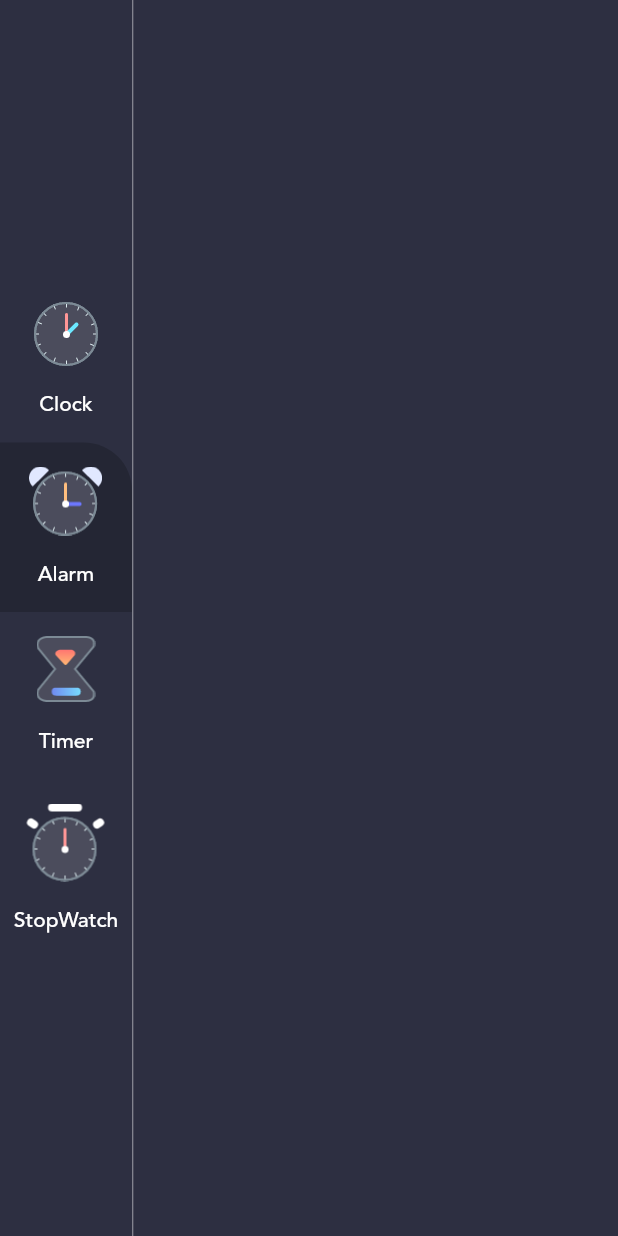
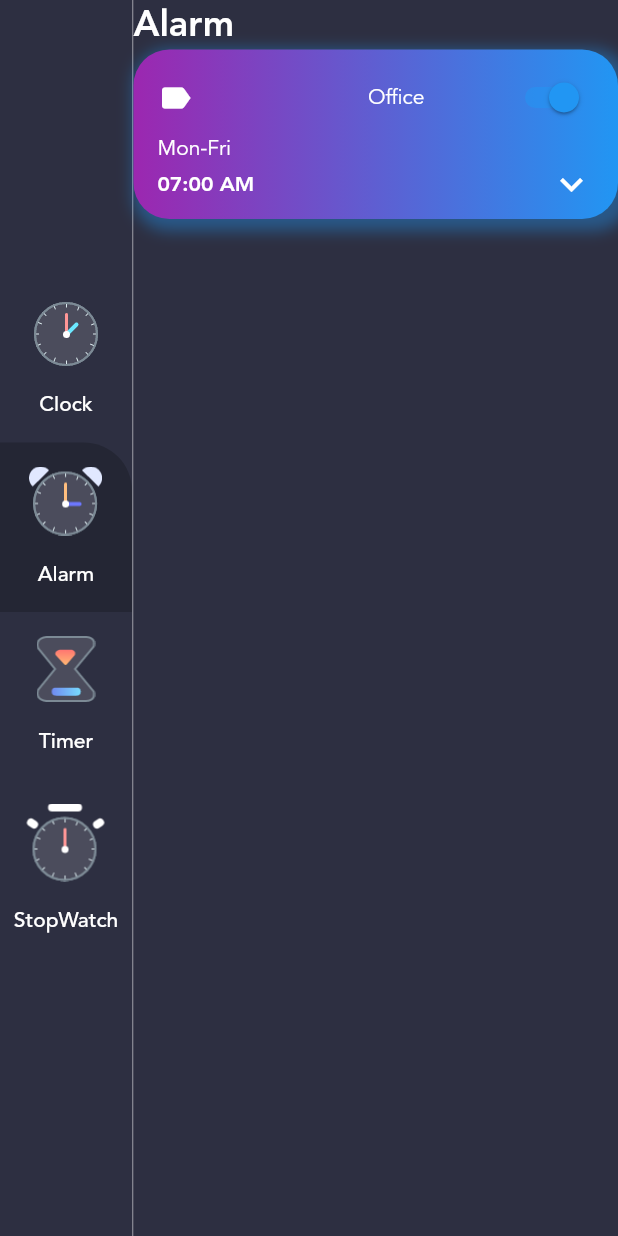
Before and after one commit to yusukefirstdevelop/ClockWithFlutter, a Flutter app: the screen it shows after launch, after a tap on "Alarm", on a phone screen of 412 x 824 dp. Run offline on Flutter 3.47's test engine with Material 2 defaults, Android fonts, the phone set to English and light mode, and no system bars.

Commit message:
Contruindo a tela de Alarme

```diff
--- a/lib/data.dart
+++ b/lib/data.dart
@@ -1,6 +1,7 @@
 import 'package:uitraining/enums.dart';
+import 'package:uitraining/models/alarm_info.dart';
 
-import 'menu_info.dart';
+import 'models/menu_info.dart';
 
 List<MenuInfo> menuItems = [
   MenuInfo(MenuType.clock,
@@ -12,3 +13,7 @@ List<MenuInfo> menuItems = [
   MenuInfo(MenuType.stopwatch,
       title: "StopWatch", imageSource: "assets/stopwatch_icon.png"),
 ];
+
+List<AlarmInfo> alarms = [
+  AlarmInfo(DateTime.now().add(Duration(hours: 1)), description: "Off")
+];
--- a/lib/main.dart
+++ b/lib/main.dart
@@ -1,7 +1,7 @@
 import 'package:flutter/material.dart';
 import 'package:provider/provider.dart';
 import 'package:uitraining/enums.dart';
-import 'package:uitraining/menu_info.dart';
+import 'package:uitraining/models/menu_info.dart';
 import 'package:uitraining/views/homepage.dart';
 
 void main() {
--- /dev/null
+++ b/lib/models/alarm_info.dart
@@ -0,0 +1,7 @@
+class AlarmInfo {
+  DateTime alarmDateTime;
+  String? description;
+  bool? isActive;
+
+  AlarmInfo(this.alarmDateTime, {this.description});
+}
--- /dev/null
+++ b/lib/views/alarm_page.dart
@@ -0,0 +1,109 @@
+import 'package:flutter/material.dart';
+import 'package:uitraining/data.dart';
+
+class AlarmPage extends StatefulWidget {
+  const AlarmPage({Key? key}) : super(key: key);
+
+  @override
+  State<AlarmPage> createState() => _AlarmPageState();
+}
+
+class _AlarmPageState extends State<AlarmPage> {
+  @override
+  Widget build(BuildContext context) {
+    return Column(
+      crossAxisAlignment: CrossAxisAlignment.start,
+      children: <Widget>[
+        const Text(
+          "Alarm",
+          style: TextStyle(
+              fontFamily: "avenir",
+              fontWeight: FontWeight.w700,
+              color: Colors.white,
+              fontSize: 24),
+        ),
+        Expanded(
+          child: ListView(
+            children: alarms.map((alarm) {
+              return Container(
+                padding:
+                    const EdgeInsets.symmetric(horizontal: 16, vertical: 8),
+                // ignore: prefer_const_constructors
+                //DECORANDO O BOX DO ALARM
+                decoration: BoxDecoration(
+                  gradient: const LinearGradient(
+                    colors: [Colors.purple, Colors.blue],
+                    begin: Alignment.centerLeft,
+                    end: Alignment.centerRight,
+                  ),
+                  // SOMBRA
+                  boxShadow: [
+                    BoxShadow(
+                      color: Colors.blue.withOpacity(0.4),
+                      // borrão
+                      blurRadius: 8,
+                      //Space da parte de tras do box (a sombra)
+                      spreadRadius: 4,
+                      offset: Offset(4, 4),
+                    )
+                  ],
+                  borderRadius: const BorderRadius.all(Radius.circular(24)),
+                ),
+                child: Column(
+                  crossAxisAlignment: CrossAxisAlignment.start,
+                  children: <Widget>[
+                    Row(
+                      mainAxisAlignment: MainAxisAlignment.spaceBetween,
+                      children: <Widget>[
+                        Icon(
+                          Icons.label,
+                          color: Colors.white,
+                          size: 24,
+                        ),
+                        SizedBox(
+                          width: 8,
+                        ),
+                        Text(
+                          "Office",
+                          style: TextStyle(
+                              color: Colors.white, fontFamily: "avenir"),
+                        ),
+                        Switch(
+                          value: true,
+                          onChanged: (bool value) {},
+                        ),
+                      ],
+                    ),
+                    Text(
+                      "Mon-Fri",
+                      style:
+                          TextStyle(color: Colors.white, fontFamily: "avenir"),
+                    ),
+                    Row(
+                      mainAxisAlignment: MainAxisAlignment.spaceBetween,
+                      children: <Widget>[
+                        Text(
+                          "07:00 AM",
+                          style: TextStyle(
+                            color: Colors.white,
+                            fontFamily: "avenir",
+                            fontWeight: FontWeight.w700,
+                          ),
+                        ),
+                        Icon(
+                          Icons.keyboard_arrow_down,
+                          size: 30,
+                          color: Colors.white,
+                        )
+                      ],
+                    ),
+                  ],
+                ),
+              );
+            }).toList(),
+          ),
+        ),
+      ],
+    );
+  }
+}
--- /dev/null
+++ b/lib/views/clock_page.dart
@@ -0,0 +1,17 @@
+import 'package:flutter/material.dart';
+import 'package:intl/intl.dart';
+import 'clock_view.dart';
+
+class ClockPage extends StatefulWidget {
+  const ClockPage({Key? key}) : super(key: key);
+
+  @override
+  State<ClockPage> createState() => _ClockPageState();
+}
+
+class _ClockPageState extends State<ClockPage> {
+  @override
+  Widget build(BuildContext context) {
+    return Container();
+  }
+}
--- a/lib/views/homepage.dart
+++ b/lib/views/homepage.dart
@@ -3,7 +3,9 @@
 import 'package:flutter/material.dart';
 import 'package:intl/intl.dart';
 import 'package:provider/provider.dart';
-import 'package:uitraining/menu_info.dart';
+import 'package:uitraining/models/menu_info.dart';
+import 'package:uitraining/views/alarm_page.dart';
+import 'package:uitraining/views/clock_page.dart';
 import 'package:uitraining/views/clock_view.dart';
 import 'clock_view.dart';
 import "package:uitraining/data.dart";
@@ -45,7 +47,11 @@ class _HomePageState extends State<HomePage> {
           Expanded(
             child: Consumer<MenuInfo>(
               builder: (context, value, child) {
-                if (value.menuType != MenuType.clock) return Container();
+                if (value.menuType == MenuType.clock)
+                  return ClockPage();
+                 else if (value.menuType == MenuType.alarm) {
+                  return AlarmPage();
+                } else {
                   return Container(
                     padding: EdgeInsets.symmetric(horizontal: 32, vertical: 64),
                     alignment: Alignment.center,
@@ -136,6 +142,7 @@ class _HomePageState extends State<HomePage> {
                       ],
                     ),
                   );
+                }
               },
             ),
           ),
```
Also changed, not shown: lib/models/menu_info.dart (renamed from lib/menu_info.dart). Lines whose indentation alone changed are shown as unchanged.
